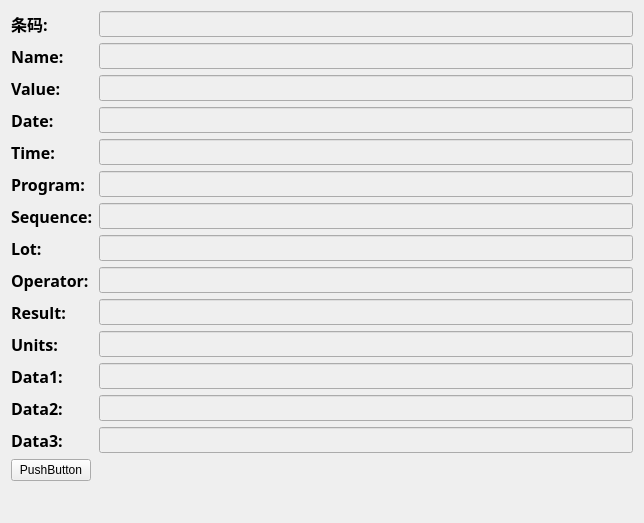
Old version of the form widget.ui in the repository chenguoguowen/TestLeak.
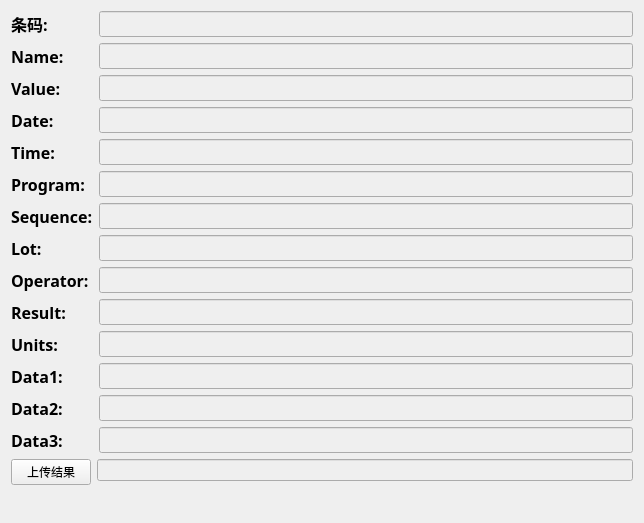
New version of the form.

The edit to the form file:
```diff
--- a/widget.ui
+++ b/widget.ui
@@ -19,7 +19,7 @@
      <item row="1" column="0">
       <widget class="QPushButton" name="pushButton">
        <property name="text">
-        <string>PushButton</string>
+        <string>上传结果</string>
        </property>
       </widget>
      </item>
@@ -319,19 +319,6 @@
            </property>
           </widget>
          </item>
-         <item>
-          <widget class="QLineEdit" name="lineEdit_8">
-           <property name="enabled">
-            <bool>false</bool>
-           </property>
-           <property name="font">
-            <font>
-             <family>Andalus</family>
-             <pointsize>10</pointsize>
-            </font>
-           </property>
-          </widget>
-         </item>
          <item>
           <widget class="QLineEdit" name="lineEdit_7">
            <property name="enabled">
@@ -345,6 +332,19 @@
            </property>
           </widget>
          </item>
+         <item>
+          <widget class="QLineEdit" name="lineEdit_8">
+           <property name="enabled">
+            <bool>false</bool>
+           </property>
+           <property name="font">
+            <font>
+             <family>Andalus</family>
+             <pointsize>10</pointsize>
+            </font>
+           </property>
+          </widget>
+         </item>
          <item>
           <widget class="QLineEdit" name="lineEdit_9">
            <property name="enabled">
@@ -372,7 +372,7 @@
           </widget>
          </item>
          <item>
-          <widget class="QLineEdit" name="lineEdit_14">
+          <widget class="QLineEdit" name="lineEdit_11">
            <property name="enabled">
             <bool>false</bool>
            </property>
@@ -411,7 +411,7 @@
           </widget>
          </item>
          <item>
-          <widget class="QLineEdit" name="lineEdit_11">
+          <widget class="QLineEdit" name="lineEdit_14">
            <property name="enabled">
             <bool>false</bool>
            </property>
@@ -427,6 +427,16 @@
        </item>
       </layout>
      </item>
+     <item row="1" column="1">
+      <widget class="QLineEdit" name="lineEdit_15">
+       <property name="enabled">
+        <bool>false</bool>
+       </property>
+       <property name="text">
+        <string/>
+       </property>
+      </widget>
+     </item>
     </layout>
    </item>
   </layout>
```
